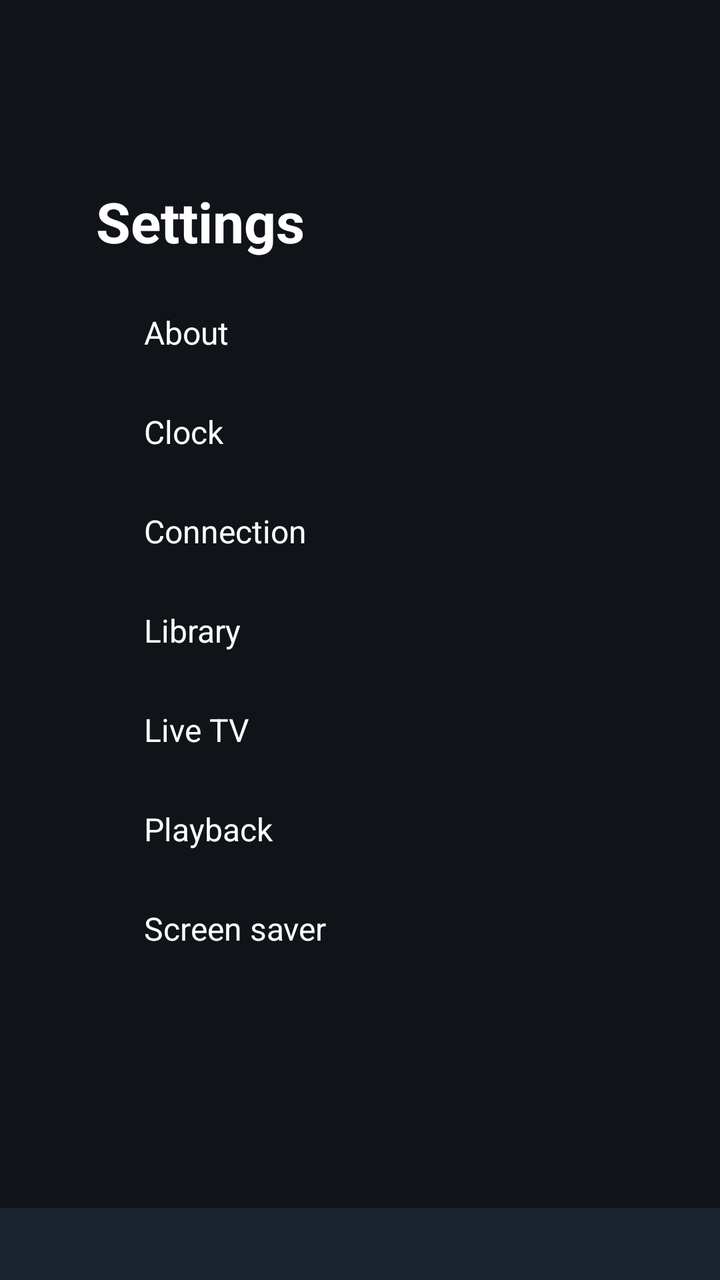
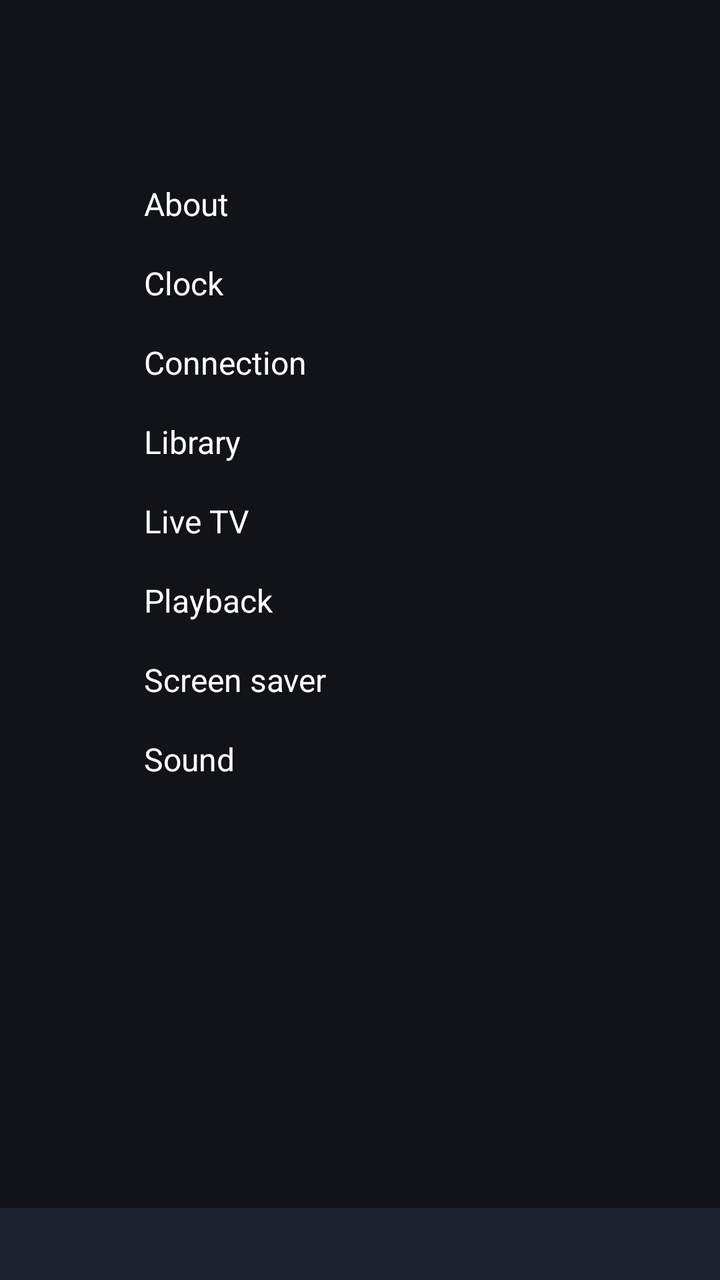

Screens rendered from an Android XML layout before and after an edit, with the pre-edit source and the edit as a unified diff.
<!-- AndroidManifest.xml: application theme Theme.RandyFlix -->
<!-- res/layout/activity_settings.xml -->
<?xml version="1.0" encoding="utf-8"?>
<LinearLayout xmlns:android="http://schemas.android.com/apk/res/android"
    android:layout_width="match_parent"
    android:layout_height="match_parent"
    android:orientation="vertical">

    <LinearLayout
        android:layout_width="match_parent"
        android:layout_height="0dp"
        android:layout_weight="1"
        android:orientation="horizontal"
        android:paddingLeft="48dp"
        android:paddingTop="92dp"
        android:paddingRight="48dp"
        android:paddingBottom="24dp">

        
        <LinearLayout
            android:id="@+id/nav"
            android:layout_width="240dp"
            android:layout_height="match_parent"
            android:orientation="vertical">

            <TextView
                android:layout_width="wrap_content"
                android:layout_height="wrap_content"
                android:layout_marginBottom="16dp"
                android:text="Settings"
                android:textColor="@color/text_primary"
                android:textSize="28sp"
                android:textStyle="bold" />

            <Button android:id="@+id/nav_about" style="@style/NavButton" android:text="About" />
            <Button android:id="@+id/nav_clock" style="@style/NavButton" android:text="Clock" />
            <Button android:id="@+id/nav_connection" style="@style/NavButton" android:text="Connection" />
            <Button android:id="@+id/nav_library" style="@style/NavButton" android:text="Library" />
            <Button android:id="@+id/nav_live" style="@style/NavButton" android:text="Live TV" />
            <Button android:id="@+id/nav_playback" style="@style/NavButton" android:text="Playback" />
            <Button android:id="@+id/nav_saver" style="@style/NavButton" android:text="Screen saver" />
        </LinearLayout>

        <View
            android:layout_width="1dp"
            android:layout_height="match_parent"
            android:layout_marginStart="24dp"
            android:layout_marginEnd="32dp"
            android:background="#33FFFFFF" />

        
        <ScrollView
            android:layout_width="0dp"
            android:layout_height="match_parent"
            android:layout_weight="1">

            <FrameLayout
                android:layout_width="match_parent"
                android:layout_height="wrap_content">

                <LinearLayout android:id="@+id/sec_about" style="@style/SettingsSection">
                    <TextView style="@style/SectionTitle" android:text="About" />
                    <TextView
                        android:id="@+id/version"
                        android:layout_width="wrap_content"
                        android:layout_height="wrap_content"
                        android:textColor="@color/text_primary"
                        android:textSize="18sp" />
                    <TextView
                        android:id="@+id/about_text"
                        android:layout_width="match_parent"
                        android:layout_height="wrap_content"
                        android:layout_marginTop="12dp"
                        android:focusable="true"
                        android:lineSpacingExtra="3dp"
                        android:textColor="@color/text_secondary"
                        android:textSize="15sp" />
                </LinearLayout>

                <LinearLayout android:id="@+id/sec_clock" style="@style/SettingsSection">
                    <TextView style="@style/SectionTitle" android:text="Clock" />
                    <TextView style="@style/SectionHint" android:text="The time in the upper right of the menus and the pause screen, and the date and time on the screen saver." />
                    <Button android:id="@+id/clock" style="@style/TvButton" android:text="Clock: 12-hour" />
                </LinearLayout>

                <LinearLayout android:id="@+id/sec_connection" style="@style/SettingsSection">
                    <TextView style="@style/SectionTitle" android:text="Connection" />
                    <TextView style="@style/FieldLabel" android:text="Server (Pi hostname or IP address)" />
                    <EditText android:id="@+id/host" style="@style/Field" android:hint="adamsnas" />
                    <TextView style="@style/FieldLabel" android:text="Movies folder (share name, optionally /subfolder)" />
                    <EditText android:id="@+id/movies" style="@style/Field" android:hint="movies" />
                    <TextView style="@style/FieldLabel" android:text="TV shows folder" />
                    <EditText android:id="@+id/tv" style="@style/Field" android:hint="tv" />
                    <TextView style="@style/FieldLabel" android:text="RandyFlix folder (channels.m3u and backgrounds/; blank = off)" />
                    <EditText android:id="@+id/app_folder" style="@style/Field" android:hint="movies/_randyflix" />
                    <Button android:id="@+id/save" style="@style/TvButton" android:layout_marginTop="20dp" android:text="Save and test connection" />
                </LinearLayout>

                <LinearLayout android:id="@+id/sec_library" style="@style/SettingsSection">
                    <TextView style="@style/SectionTitle" android:text="Library" />
                    <Button android:id="@+id/refresh" style="@style/StackButton" android:text="Refresh library (changes only)" />
                    <Button android:id="@+id/full" style="@style/StackButton" android:text="Full rescan" />
                    <Button android:id="@+id/clear_images" style="@style/StackButton" android:text="Clear artwork cache" />
                </LinearLayout>

                <LinearLayout android:id="@+id/sec_live" style="@style/SettingsSection">
                    <TextView style="@style/SectionTitle" android:text="Live TV" />
                    <Button android:id="@+id/channel_order" style="@style/StackButton" android:text="My channels order: By name" />
                    <Button android:id="@+id/reset_favorites" style="@style/StackButton" android:text="Reset Live TV favorites to the playlist" />
                </LinearLayout>

                <LinearLayout android:id="@+id/sec_playback" style="@style/SettingsSection">
                    <TextView style="@style/SectionTitle" android:text="Playback" />
                    <Button android:id="@+id/autoplay" style="@style/StackButton" android:text="Auto-play next episode: On" />
                    <Button android:id="@+id/intro" style="@style/StackButton" android:text="Intro on startup: On" />
                </LinearLayout>

                <LinearLayout android:id="@+id/sec_saver" style="@style/SettingsSection">
                    <TextView style="@style/SectionTitle" android:text="Screen saver" />
                    <TextView style="@style/SectionHint" android:text="A slideshow of the background pictures, on the menus or when a movie or show is paused. Any button wakes it." />
                    <Button android:id="@+id/saver_3" style="@style/StackButton" android:text="3 minutes" />
                    <Button android:id="@+id/saver_10" style="@style/StackButton" android:text="10 minutes" />
                    <Button android:id="@+id/saver_30" style="@style/StackButton" android:text="30 minutes" />
                    <Button android:id="@+id/saver_never" style="@style/StackButton" android:text="Never" />
                </LinearLayout>
            </FrameLayout>
        </ScrollView>
    </LinearLayout>

    
    <TextView
        android:id="@+id/status"
        android:layout_width="match_parent"
        android:layout_height="wrap_content"
        android:background="@color/brand"
        android:ellipsize="end"
        android:maxLines="5"
        android:minHeight="36dp"
        android:gravity="center_vertical"
        android:paddingLeft="48dp"
        android:paddingTop="8dp"
        android:paddingRight="48dp"
        android:paddingBottom="8dp"
        android:textColor="@color/text_secondary"
        android:textSize="14sp" />
</LinearLayout>
<!-- resources referenced by this layout -->
<resources>
  <color name="brand">#FF1B2230</color>
  <color name="text_primary">#FFFFFFFF</color>
  <color name="text_secondary">#FFBBC2CC</color>
  <style name="Field">
          <item name="android:layout_width">match_parent</item>
          <item name="android:layout_height">wrap_content</item>
          <item name="android:background">@drawable/field_bg</item>
          <item name="android:padding">10dp</item>
          <item name="android:textColor">@color/text_primary</item>
          <item name="android:textColorHint">@color/text_dim</item>
          <item name="android:textSize">16sp</item>
          <item name="android:singleLine">true</item>
          <item name="android:inputType">text</item>
      </style>
  <style name="FieldLabel">
          <item name="android:layout_width">match_parent</item>
          <item name="android:layout_height">wrap_content</item>
          <item name="android:layout_marginTop">14dp</item>
          <item name="android:textColor">@color/text_secondary</item>
          <item name="android:textSize">14sp</item>
      </style>
  <style name="NavButton" parent="TvButton">
          <item name="android:layout_width">match_parent</item>
          <item name="android:layout_marginEnd">0dp</item>
          <item name="android:layout_marginBottom">8dp</item>
          <item name="android:gravity">start|center_vertical</item>
          <item name="android:background">@drawable/nav_bg</item>
      </style>
  <style name="SectionHint">
          <item name="android:layout_width">match_parent</item>
          <item name="android:layout_height">wrap_content</item>
          <item name="android:layout_marginBottom">16dp</item>
          <item name="android:textColor">@color/text_secondary</item>
          <item name="android:textSize">14sp</item>
      </style>
  <style name="SectionTitle">
          <item name="android:layout_width">wrap_content</item>
          <item name="android:layout_height">wrap_content</item>
          <item name="android:layout_marginBottom">12dp</item>
          <item name="android:textColor">@color/text_primary</item>
          <item name="android:textSize">22sp</item>
          <item name="android:textStyle">bold</item>
      </style>
  <style name="SettingsSection">
          <item name="android:layout_width">match_parent</item>
          <item name="android:layout_height">wrap_content</item>
          <item name="android:orientation">vertical</item>
          <item name="android:visibility">gone</item>
      </style>
  <style name="StackButton" parent="TvButton">
          <item name="android:layout_marginEnd">0dp</item>
          <item name="android:layout_marginBottom">12dp</item>
          <item name="android:minWidth">320dp</item>
          <item name="android:gravity">start|center_vertical</item>
      </style>
  <style name="Theme.RandyFlix" parent="Theme.Leanback">
          <item name="android:windowBackground">@color/bg</item>
          <item name="android:colorAccent">@color/accent</item>
          
          <item name="browseRowsMarginTop">128dp</item>
      </style>
  <color name="text_dim">#FF8A93A0</color>
  <!-- drawable btn_bg (drawable) -->
  <?xml version="1.0" encoding="utf-8"?>
  <selector xmlns:android="http://schemas.android.com/apk/res/android">
      <item android:state_focused="true">
          <shape android:shape="rectangle">
              <solid android:color="@color/accent" />
              <corners android:radius="6dp" />
          </shape>
      </item>
      <item>
          <shape android:shape="rectangle">
              <solid android:color="#40FFFFFF" />
              <corners android:radius="6dp" />
          </shape>
      </item>
  </selector>
  <color name="bg">#FF101318</color>
  <color name="accent">#FFF5A623</color>
  <!-- unchanged entries left out for length: 3 -->
</resources>

<!-- the commit's change to res/layout/activity_settings.xml (unified diff, before → after) -->
@@ -10,25 +10,22 @@
         android:layout_weight="1"
         android:orientation="horizontal"
         android:paddingLeft="48dp"
-        android:paddingTop="92dp"
+        android:paddingTop="84dp"
         android:paddingRight="48dp"
         android:paddingBottom="24dp">
 
         
+        <ScrollView
+            android:layout_width="240dp"
+            android:layout_height="match_parent"
+            android:fillViewport="false"
+            android:scrollbars="none">
+
         <LinearLayout
             android:id="@+id/nav"
-            android:layout_width="240dp"
-            android:layout_height="match_parent"
+            android:layout_width="match_parent"
+            android:layout_height="wrap_content"
             android:orientation="vertical">
-
-            <TextView
-                android:layout_width="wrap_content"
-                android:layout_height="wrap_content"
-                android:layout_marginBottom="16dp"
-                android:text="Settings"
-                android:textColor="@color/text_primary"
-                android:textSize="28sp"
-                android:textStyle="bold" />
 
             <Button android:id="@+id/nav_about" style="@style/NavButton" android:text="About" />
             <Button android:id="@+id/nav_clock" style="@style/NavButton" android:text="Clock" />
@@ -37,7 +34,9 @@
             <Button android:id="@+id/nav_live" style="@style/NavButton" android:text="Live TV" />
             <Button android:id="@+id/nav_playback" style="@style/NavButton" android:text="Playback" />
             <Button android:id="@+id/nav_saver" style="@style/NavButton" android:text="Screen saver" />
+            <Button android:id="@+id/nav_sound" style="@style/NavButton" android:text="Sound" />
         </LinearLayout>
+        </ScrollView>
 
         <View
             android:layout_width="1dp"
@@ -121,6 +120,12 @@
                     <Button android:id="@+id/saver_30" style="@style/StackButton" android:text="30 minutes" />
                     <Button android:id="@+id/saver_never" style="@style/StackButton" android:text="Never" />
                 </LinearLayout>
+
+                <LinearLayout android:id="@+id/sec_sound" style="@style/SettingsSection">
+                    <TextView style="@style/SectionTitle" android:text="Sound" />
+                    <TextView style="@style/SectionHint" android:text="The click the Fire TV makes as you move around the menus and press Select." />
+                    <Button android:id="@+id/key_clicks" style="@style/StackButton" android:text="Key clicks: On" />
+                </LinearLayout>
             </FrameLayout>
         </ScrollView>
     </LinearLayout>
<!-- resource entries referenced after the edit -->
@@ -24,7 +24,10 @@
   <style name="NavButton" parent="TvButton">
           <item name="android:layout_width">match_parent</item>
           <item name="android:layout_marginEnd">0dp</item>
-          <item name="android:layout_marginBottom">8dp</item>
+          <item name="android:layout_height">wrap_content</item>
+          <item name="android:layout_marginBottom">4dp</item>
+          <item name="android:paddingTop">7dp</item>
+          <item name="android:paddingBottom">7dp</item>
           <item name="android:gravity">start|center_vertical</item>
           <item name="android:background">@drawable/nav_bg</item>
       </style>
